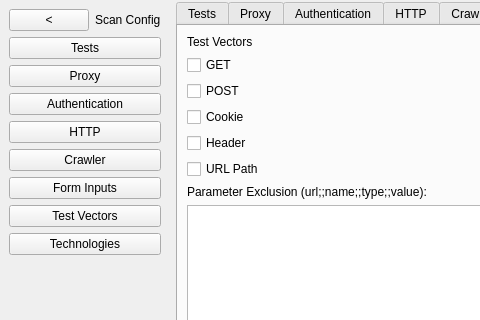
Old version of the form settingwindow.ui in the repository miracletech322/ProtCyberUltraScanner; both pictures show x 0 to 480 and y 0 to 320 of the 941 by 544 pixel window.
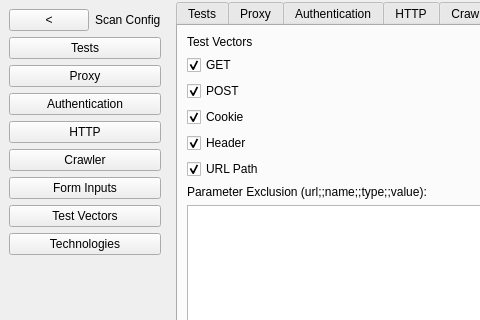
New version of the form. The open tabs and pages were chosen to show the change.

What changed in the file:
```diff
--- a/settingwindow.ui
+++ b/settingwindow.ui
@@ -1383,6 +1383,9 @@
                  <property name="text">
                   <string>GET</string>
                  </property>
+                 <property name="checked">
+                  <bool>true</bool>
+                 </property>
                 </widget>
                </item>
                <item>
@@ -1390,6 +1393,9 @@
                  <property name="text">
                   <string>POST</string>
                  </property>
+                 <property name="checked">
+                  <bool>true</bool>
+                 </property>
                 </widget>
                </item>
                <item>
@@ -1397,6 +1403,9 @@
                  <property name="text">
                   <string>Cookie</string>
                  </property>
+                 <property name="checked">
+                  <bool>true</bool>
+                 </property>
                 </widget>
                </item>
                <item>
@@ -1404,6 +1413,9 @@
                  <property name="text">
                   <string>Header</string>
                  </property>
+                 <property name="checked">
+                  <bool>true</bool>
+                 </property>
                 </widget>
                </item>
                <item>
@@ -1411,6 +1423,9 @@
                  <property name="text">
                   <string>URL Path</string>
                  </property>
+                 <property name="checked">
+                  <bool>true</bool>
+                 </property>
                 </widget>
                </item>
               </layout>
```
